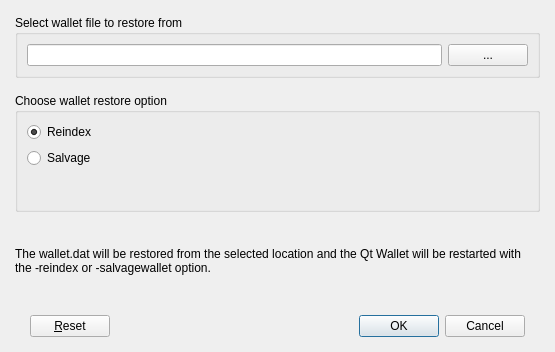
This is src/qt/forms/restoredialog.ui in Hydra-Chain/node as Qt 5 draws it before an edit. The edited form follows.
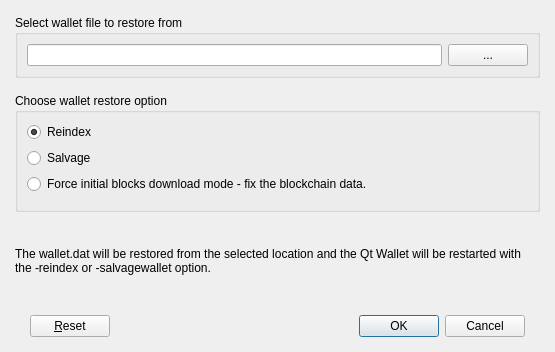
This is the edited form.

```diff
--- a/src/qt/forms/restoredialog.ui
+++ b/src/qt/forms/restoredialog.ui
@@ -98,6 +98,13 @@
           </property>
          </widget>
         </item>
+        <item>
+         <widget class="QRadioButton" name="rbInitialBlocksDownload">
+          <property name="text">
+           <string>Force initial blocks download mode - fix the blockchain data.</string>
+          </property>
+         </widget>
+        </item>
         <item>
          <spacer name="verticalSpacer">
           <property name="orientation">
```
